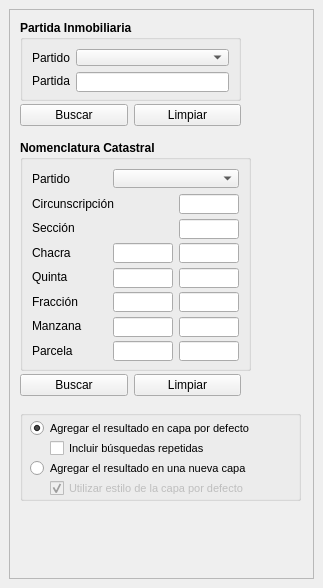
Before: the Qt Designer form catastrov3_dockwidget_base.ui in guardeivid/catastrov3, drawn with Qt 5.
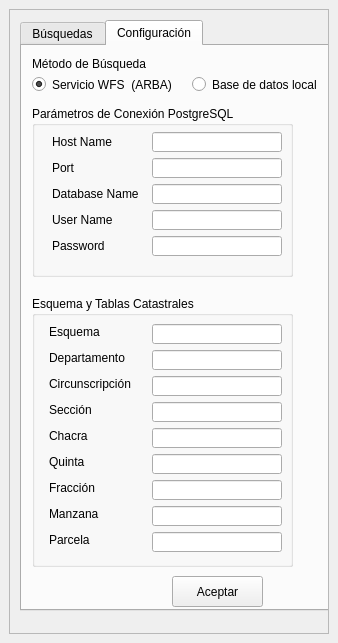
After: the same form once the commit is applied. The open tabs and pages were chosen to show the change.

Commit message: GUI Configuracion de busquedas

What changed in the file:
```diff
--- a/catastrov3_dockwidget_base.ui
+++ b/catastrov3_dockwidget_base.ui
@@ -6,8 +6,8 @@
    <rect>
     <x>0</x>
     <y>0</y>
-    <width>323</width>
-    <height>588</height>
+    <width>338</width>
+    <height>643</height>
    </rect>
   </property>
   <property name="windowTitle">
@@ -17,6 +17,9 @@
    <layout class="QGridLayout" name="gridLayout">
     <item row="0" column="0">
      <widget class="QScrollArea" name="scrollArea">
+      <property name="autoFillBackground">
+       <bool>true</bool>
+      </property>
       <property name="widgetResizable">
        <bool>true</bool>
       </property>
@@ -25,128 +28,48 @@
         <rect>
          <x>0</x>
          <y>0</y>
-         <width>303</width>
-         <height>546</height>
+         <width>318</width>
+         <height>601</height>
         </rect>
        </property>
-       <widget class="QGroupBox" name="groupBox">
+       <widget class="QTabWidget" name="tabWidget">
         <property name="geometry">
          <rect>
           <x>10</x>
           <y>10</y>
-          <width>221</width>
-          <height>81</height>
+          <width>331</width>
+          <height>591</height>
          </rect>
         </property>
-        <property name="minimumSize">
-         <size>
-          <width>0</width>
-          <height>0</height>
-         </size>
+        <property name="autoFillBackground">
+         <bool>true</bool>
         </property>
-        <property name="maximumSize">
-         <size>
-          <width>260</width>
-          <height>250</height>
-         </size>
+        <property name="currentIndex">
+         <number>0</number>
         </property>
-        <property name="font">
-         <font>
-          <weight>75</weight>
-          <bold>true</bold>
-         </font>
-        </property>
-        <property name="title">
-         <string>Partida Inmobiliaria</string>
-        </property>
-        <layout class="QGridLayout" name="gridLayout_2">
-         <item row="0" column="0">
-          <widget class="QLabel" name="label">
-           <property name="font">
-            <font>
-             <pointsize>9</pointsize>
-             <weight>50</weight>
-             <bold>false</bold>
-            </font>
-           </property>
-           <property name="text">
-            <string>Partido</string>
-           </property>
-           <property name="buddy">
-            <cstring>pdo1</cstring>
-           </property>
-          </widget>
-         </item>
-         <item row="2" column="0">
-          <widget class="QLabel" name="label_2">
-           <property name="font">
-            <font>
-             <pointsize>9</pointsize>
-             <weight>50</weight>
-             <bold>false</bold>
-            </font>
-           </property>
-           <property name="text">
-            <string>Partida</string>
-           </property>
-           <property name="buddy">
-            <cstring>pda</cstring>
-           </property>
-          </widget>
-         </item>
-         <item row="2" column="1">
-          <widget class="QLineEdit" name="pda">
-           <property name="minimumSize">
-            <size>
-             <width>60</width>
-             <height>20</height>
-            </size>
-           </property>
-           <property name="maximumSize">
-            <size>
-             <width>5000</width>
-             <height>20</height>
-            </size>
-           </property>
-           <property name="layoutDirection">
-            <enum>Qt::LeftToRight</enum>
-           </property>
-           <property name="maxLength">
-            <number>6</number>
-           </property>
-           <property name="alignment">
-            <set>Qt::AlignRight|Qt::AlignTrailing|Qt::AlignVCenter</set>
-           </property>
-          </widget>
-         </item>
-         <item row="0" column="1">
-          <widget class="QComboBox" name="pdo1">
-           <property name="layoutDirection">
-            <enum>Qt::LeftToRight</enum>
-           </property>
-          </widget>
-         </item>
-        </layout>
-       </widget>
-       <widget class="QWidget" name="horizontalLayoutWidget">
+        <widget class="QWidget" name="tab1">
+         <attribute name="title">
+          <string>Búsquedas</string>
+         </attribute>
+         <widget class="QWidget" name="horizontalLayoutWidget_2">
         <property name="geometry">
          <rect>
           <x>10</x>
-          <y>90</y>
+            <y>360</y>
           <width>221</width>
           <height>31</height>
          </rect>
         </property>
-        <layout class="QHBoxLayout" name="horizontalLayout">
+          <layout class="QHBoxLayout" name="horizontalLayout_2">
          <item>
-          <widget class="QPushButton" name="search1">
+            <widget class="QPushButton" name="search2">
            <property name="text">
             <string>Buscar</string>
            </property>
           </widget>
          </item>
          <item>
-          <widget class="QPushButton" name="clean1">
+            <widget class="QPushButton" name="clean2">
            <property name="toolTip">
             <string>Elimina las capas del mapa y limpia el formulario</string>
            </property>
@@ -636,30 +559,100 @@
          </item>
         </layout>
        </widget>
-       <widget class="QWidget" name="horizontalLayoutWidget_2">
+         <widget class="QGroupBox" name="groupBox">
         <property name="geometry">
          <rect>
           <x>10</x>
-          <y>360</y>
+            <y>10</y>
           <width>221</width>
-          <height>31</height>
-         </rect>
-        </property>
-        <layout class="QHBoxLayout" name="horizontalLayout_2">
-         <item>
-          <widget class="QPushButton" name="search2">
+            <height>81</height>
+           </rect>
+          </property>
+          <property name="minimumSize">
+           <size>
+            <width>0</width>
+            <height>0</height>
+           </size>
+          </property>
+          <property name="maximumSize">
+           <size>
+            <width>260</width>
+            <height>250</height>
+           </size>
+          </property>
+          <property name="font">
+           <font>
+            <weight>75</weight>
+            <bold>true</bold>
+           </font>
+          </property>
+          <property name="title">
+           <string>Partida Inmobiliaria</string>
+          </property>
+          <layout class="QGridLayout" name="gridLayout_2">
+           <item row="0" column="0">
+            <widget class="QLabel" name="label">
+             <property name="font">
+              <font>
+               <pointsize>9</pointsize>
+               <weight>50</weight>
+               <bold>false</bold>
+              </font>
+             </property>
            <property name="text">
-            <string>Buscar</string>
-           </property>
-          </widget>
-         </item>
-         <item>
-          <widget class="QPushButton" name="clean2">
-           <property name="toolTip">
-            <string>Elimina las capas del mapa y limpia el formulario</string>
+              <string>Partido</string>
+             </property>
+             <property name="buddy">
+              <cstring>pdo1</cstring>
+             </property>
+            </widget>
+           </item>
+           <item row="2" column="0">
+            <widget class="QLabel" name="label_2">
+             <property name="font">
+              <font>
+               <pointsize>9</pointsize>
+               <weight>50</weight>
+               <bold>false</bold>
+              </font>
            </property>
            <property name="text">
-            <string>Limpiar</string>
+              <string>Partida</string>
+             </property>
+             <property name="buddy">
+              <cstring>pda</cstring>
+             </property>
+            </widget>
+           </item>
+           <item row="2" column="1">
+            <widget class="QLineEdit" name="pda">
+             <property name="minimumSize">
+              <size>
+               <width>60</width>
+               <height>20</height>
+              </size>
+             </property>
+             <property name="maximumSize">
+              <size>
+               <width>5000</width>
+               <height>20</height>
+              </size>
+             </property>
+             <property name="layoutDirection">
+              <enum>Qt::LeftToRight</enum>
+             </property>
+             <property name="maxLength">
+              <number>6</number>
+             </property>
+             <property name="alignment">
+              <set>Qt::AlignRight|Qt::AlignTrailing|Qt::AlignVCenter</set>
+             </property>
+            </widget>
+           </item>
+           <item row="0" column="1">
+            <widget class="QComboBox" name="pdo1">
+             <property name="layoutDirection">
+              <enum>Qt::LeftToRight</enum>
            </property>
           </widget>
          </item>
@@ -777,6 +770,490 @@
          </property>
         </widget>
        </widget>
+         <widget class="QWidget" name="horizontalLayoutWidget">
+          <property name="geometry">
+           <rect>
+            <x>10</x>
+            <y>90</y>
+            <width>221</width>
+            <height>31</height>
+           </rect>
+          </property>
+          <layout class="QHBoxLayout" name="horizontalLayout">
+           <item>
+            <widget class="QPushButton" name="search1">
+             <property name="text">
+              <string>Buscar</string>
+             </property>
+            </widget>
+           </item>
+           <item>
+            <widget class="QPushButton" name="clean1">
+             <property name="toolTip">
+              <string>Elimina las capas del mapa y limpia el formulario</string>
+             </property>
+             <property name="text">
+              <string>Limpiar</string>
+             </property>
+            </widget>
+           </item>
+          </layout>
+         </widget>
+        </widget>
+        <widget class="QWidget" name="tab2">
+         <attribute name="title">
+          <string>Configuración</string>
+         </attribute>
+         <widget class="QRadioButton" name="rbWeb">
+          <property name="geometry">
+           <rect>
+            <x>10</x>
+            <y>30</y>
+            <width>151</width>
+            <height>17</height>
+           </rect>
+          </property>
+          <property name="text">
+           <string>Servicio WFS  (ARBA)</string>
+          </property>
+          <property name="checked">
+           <bool>true</bool>
+          </property>
+         </widget>
+         <widget class="QRadioButton" name="rbDB">
+          <property name="geometry">
+           <rect>
+            <x>170</x>
+            <y>30</y>
+            <width>131</width>
+            <height>17</height>
+           </rect>
+          </property>
+          <property name="text">
+           <string>Base de datos local</string>
+          </property>
+         </widget>
+         <widget class="QLabel" name="label_11">
+          <property name="geometry">
+           <rect>
+            <x>10</x>
+            <y>10</y>
+            <width>181</width>
+            <height>16</height>
+           </rect>
+          </property>
+          <property name="text">
+           <string>Método de Búsqueda</string>
+          </property>
+         </widget>
+         <widget class="QGroupBox" name="groupBox_6">
+          <property name="geometry">
+           <rect>
+            <x>10</x>
+            <y>250</y>
+            <width>261</width>
+            <height>271</height>
+           </rect>
+          </property>
+          <property name="title">
+           <string>Esquema y Tablas Catastrales</string>
+          </property>
+          <widget class="QLineEdit" name="circunscripcion">
+           <property name="geometry">
+            <rect>
+             <x>120</x>
+             <y>80</y>
+             <width>130</width>
+             <height>20</height>
+            </rect>
+           </property>
+          </widget>
+          <widget class="QLabel" name="label_23">
+           <property name="geometry">
+            <rect>
+             <x>17</x>
+             <y>210</y>
+             <width>90</width>
+             <height>16</height>
+            </rect>
+           </property>
+           <property name="text">
+            <string>Manzana</string>
+           </property>
+           <property name="buddy">
+            <cstring>manzana</cstring>
+           </property>
+          </widget>
+          <widget class="QLabel" name="label_22">
+           <property name="geometry">
+            <rect>
+             <x>17</x>
+             <y>184</y>
+             <width>90</width>
+             <height>16</height>
+            </rect>
+           </property>
+           <property name="text">
+            <string>Fracción</string>
+           </property>
+           <property name="buddy">
+            <cstring>fraccion</cstring>
+           </property>
+          </widget>
+          <widget class="QLineEdit" name="departamento">
+           <property name="geometry">
+            <rect>
+             <x>120</x>
+             <y>54</y>
+             <width>130</width>
+             <height>20</height>
+            </rect>
+           </property>
+          </widget>
+          <widget class="QLabel" name="label_21">
+           <property name="geometry">
+            <rect>
+             <x>17</x>
+             <y>158</y>
+             <width>90</width>
+             <height>16</height>
+            </rect>
+           </property>
+           <property name="text">
+            <string>Quinta</string>
+           </property>
+           <property name="buddy">
+            <cstring>quinta</cstring>
+           </property>
+          </widget>
+          <widget class="QLabel" name="label_18">
+           <property name="geometry">
+            <rect>
+             <x>17</x>
+             <y>106</y>
+             <width>90</width>
+             <height>16</height>
+            </rect>
+           </property>
+           <property name="text">
+            <string>Sección</string>
+           </property>
+           <property name="buddy">
+            <cstring>seccion</cstring>
+           </property>
+          </widget>
+          <widget class="QLabel" name="label_20">
+           <property name="geometry">
+            <rect>
+             <x>17</x>
+             <y>80</y>
+             <width>90</width>
+             <height>16</height>
+            </rect>
+           </property>
+           <property name="text">
+            <string>Circunscripción</string>
+           </property>
+           <property name="buddy">
+            <cstring>circunscripcion</cstring>
+           </property>
+          </widget>
+          <widget class="QLabel" name="label_17">
+           <property name="geometry">
+            <rect>
+             <x>17</x>
+             <y>54</y>
+             <width>90</width>
+             <height>16</height>
+            </rect>
+           </property>
+           <property name="text">
+            <string>Departamento</string>
+           </property>
+           <property name="buddy">
+            <cstring>departamento</cstring>
+           </property>
+          </widget>
+          <widget class="QLabel" name="label_19">
+           <property name="geometry">
+            <rect>
+             <x>17</x>
+             <y>132</y>
+             <width>90</width>
+             <height>16</height>
+            </rect>
+           </property>
+           <property name="text">
+            <string>Chacra</string>
+           </property>
+           <property name="buddy">
+            <cstring>chacra</cstring>
+           </property>
+          </widget>
+          <widget class="QLineEdit" name="manzana">
+           <property name="geometry">
+            <rect>
+             <x>120</x>
+             <y>210</y>
+             <width>130</width>
+             <height>20</height>
+            </rect>
+           </property>
+          </widget>
+          <widget class="QLineEdit" name="fraccion">
+           <property name="geometry">
+            <rect>
+             <x>120</x>
+             <y>184</y>
+             <width>130</width>
+             <height>20</height>
+            </rect>
+           </property>
+          </widget>
+          <widget class="QLineEdit" name="seccion">
+           <property name="geometry">
+            <rect>
+             <x>120</x>
+             <y>106</y>
+             <width>130</width>
+             <height>20</height>
+            </rect>
+           </property>
+          </widget>
+          <widget class="QLineEdit" name="quinta">
+           <property name="geometry">
+            <rect>
+             <x>120</x>
+             <y>158</y>
+             <width>130</width>
+             <height>20</height>
+            </rect>
+           </property>
+          </widget>
+          <widget class="QLabel" name="label_24">
+           <property name="geometry">
+            <rect>
+             <x>17</x>
+             <y>236</y>
+             <width>90</width>
+             <height>16</height>
+            </rect>
+           </property>
+           <property name="text">
+            <string>Parcela</string>
+           </property>
+           <property name="buddy">
+            <cstring>parcela</cstring>
+           </property>
+          </widget>
+          <widget class="QLabel" name="label_25">
+           <property name="geometry">
+            <rect>
+             <x>17</x>
+             <y>28</y>
+             <width>90</width>
+             <height>16</height>
+            </rect>
+           </property>
+           <property name="text">
+            <string>Esquema</string>
+           </property>
+           <property name="buddy">
+            <cstring>schema</cstring>
+           </property>
+          </widget>
+          <widget class="QLineEdit" name="chacra">
+           <property name="geometry">
+            <rect>
+             <x>120</x>
+             <y>132</y>
+             <width>130</width>
+             <height>20</height>
+            </rect>
+           </property>
+          </widget>
+          <widget class="QLineEdit" name="parcela">
+           <property name="geometry">
+            <rect>
+             <x>120</x>
+             <y>236</y>
+             <width>130</width>
+             <height>20</height>
+            </rect>
+           </property>
+          </widget>
+          <widget class="QLineEdit" name="schema">
+           <property name="geometry">
+            <rect>
+             <x>120</x>
+             <y>28</y>
+             <width>130</width>
+             <height>20</height>
+            </rect>
+           </property>
+          </widget>
+         </widget>
+         <widget class="QGroupBox" name="groupBox_5">
+          <property name="geometry">
+           <rect>
+            <x>10</x>
+            <y>60</y>
+            <width>261</width>
+            <height>171</height>
+           </rect>
+          </property>
+          <property name="title">
+           <string>Parámetros de Conexión PostgreSQL</string>
+          </property>
+          <widget class="QLineEdit" name="host">
+           <property name="geometry">
+            <rect>
+             <x>120</x>
+             <y>26</y>
+             <width>130</width>
+             <height>20</height>
+            </rect>
+           </property>
+          </widget>
+          <widget class="QLineEdit" name="port">
+           <property name="geometry">
+            <rect>
+             <x>120</x>
+             <y>52</y>
+             <width>130</width>
+             <height>20</height>
+            </rect>
+           </property>
+          </widget>
+          <widget class="QLabel" name="label_12">
+           <property name="geometry">
+            <rect>
+             <x>20</x>
+             <y>26</y>
+             <width>90</width>
+             <height>20</height>
+            </rect>
+           </property>
+           <property name="text">
+            <string>Host Name</string>
+           </property>
+           <property name="buddy">
+            <cstring>host</cstring>
+           </property>
+          </widget>
+          <widget class="QLabel" name="label_14">
+           <property name="geometry">
+            <rect>
+             <x>20</x>
+             <y>78</y>
+             <width>90</width>
+             <height>20</height>
+            </rect>
+           </property>
+           <property name="text">
+            <string>Database Name</string>
+           </property>
+           <property name="buddy">
+            <cstring>dbname</cstring>
+           </property>
+          </widget>
+          <widget class="QLineEdit" name="dbname">
+           <property name="geometry">
+            <rect>
+             <x>120</x>
+             <y>78</y>
+             <width>130</width>
+             <height>20</height>
+            </rect>
+           </property>
+          </widget>
+          <widget class="QLabel" name="label_15">
+           <property name="geometry">
+            <rect>
+             <x>20</x>
+             <y>104</y>
+             <width>90</width>
+             <height>20</height>
+            </rect>
+           </property>
+           <property name="text">
+            <string>User Name</string>
+           </property>
+           <property name="buddy">
+            <cstring>user</cstring>
+           </property>
+          </widget>
+          <widget class="QLineEdit" name="user">
+           <property name="geometry">
+            <rect>
+             <x>120</x>
+             <y>104</y>
+             <width>130</width>
+             <height>20</height>
+            </rect>
+           </property>
+          </widget>
+          <widget class="QLabel" name="label_13">
+           <property name="geometry">
+            <rect>
+             <x>20</x>
+             <y>52</y>
+             <width>90</width>
+             <height>20</height>
+            </rect>
+           </property>
+           <property name="text">
+            <string>Port</string>
+           </property>
+           <property name="buddy">
+            <cstring>port</cstring>
+           </property>
+          </widget>
+          <widget class="QLineEdit" name="pswd">
+           <property name="geometry">
+            <rect>
+             <x>120</x>
+             <y>130</y>
+             <width>130</width>
+             <height>20</height>
+            </rect>
+           </property>
+           <property name="echoMode">
+            <enum>QLineEdit::Password</enum>
+           </property>
+          </widget>
+          <widget class="QLabel" name="label_16">
+           <property name="geometry">
+            <rect>
+             <x>20</x>
+             <y>130</y>
+             <width>90</width>
+             <height>20</height>
+            </rect>
+           </property>
+           <property name="text">
+            <string>Password</string>
+           </property>
+           <property name="buddy">
+            <cstring>pswd</cstring>
+           </property>
+          </widget>
+         </widget>
+         <widget class="QPushButton" name="settingOk">
+          <property name="geometry">
+           <rect>
+            <x>150</x>
+            <y>530</y>
+            <width>91</width>
+            <height>31</height>
+           </rect>
+          </property>
+          <property name="text">
+           <string>Aceptar</string>
+          </property>
+         </widget>
+        </widget>
+       </widget>
       </widget>
      </widget>
     </item>
```
Left out of the diff: 27 changed lines with no effect on the pictures. Lines whose indentation alone changed are shown as unchanged. The commit also changes 5 other files.
